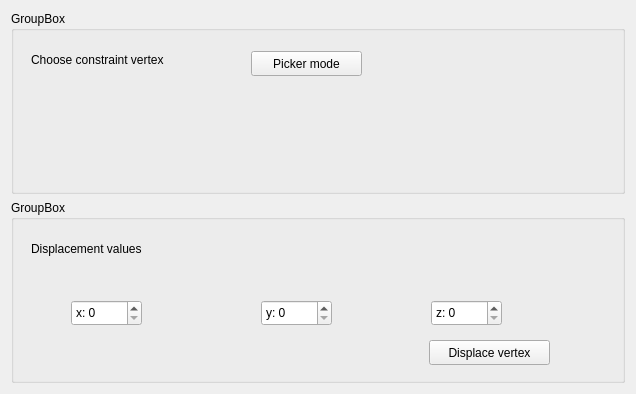
Above: Plugin-Master/MasterToolbarBase.ui from a2mont/master-thesis before the change. Below: the same form after it.
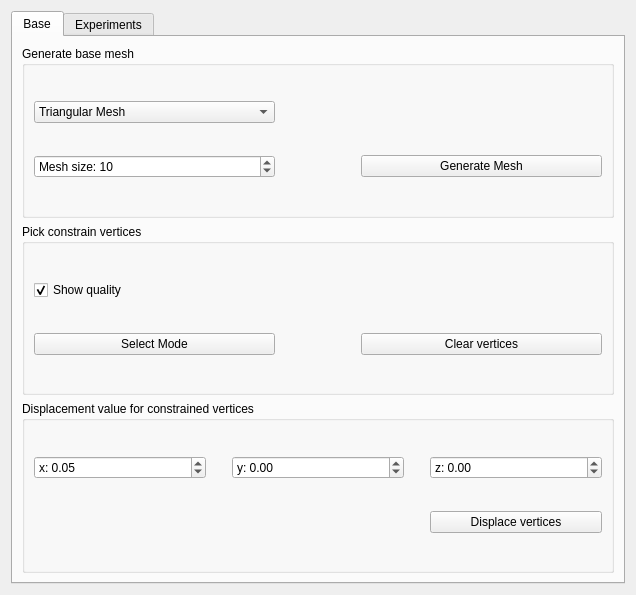
That is the form after the change.

Diff of the .ui file:
```diff
--- a/Plugin-Master/MasterToolbarBase.ui
+++ b/Plugin-Master/MasterToolbarBase.ui
@@ -7,115 +7,423 @@
     <x>0</x>
     <y>0</y>
     <width>636</width>
-    <height>394</height>
+    <height>595</height>
    </rect>
   </property>
   <property name="windowTitle">
    <string>Master Thesis</string>
   </property>
-  <layout class="QGridLayout" name="gridLayout_3">
+  <layout class="QGridLayout" name="gridLayout_8">
    <item row="0" column="0">
-    <widget class="QGroupBox" name="groupBox">
-     <property name="title">
-      <string>GroupBox</string>
+    <widget class="QTabWidget" name="tabWidget">
+     <property name="currentIndex">
+      <number>0</number>
      </property>
-     <widget class="QLabel" name="label">
-      <property name="geometry">
-       <rect>
-        <x>20</x>
-        <y>40</y>
-        <width>181</width>
-        <height>17</height>
-       </rect>
-      </property>
-      <property name="text">
-       <string>Choose constraint vertex</string>
-      </property>
+     <widget class="QWidget" name="tab_Base">
+      <attribute name="title">
+       <string>Base</string>
+      </attribute>
+      <layout class="QGridLayout" name="gridLayout_3">
+       <item row="0" column="0">
+        <layout class="QGridLayout" name="gridLayout">
+         <item row="0" column="0">
+          <widget class="QGroupBox" name="Mesh_generation">
+           <property name="title">
+            <string>Generate base mesh</string>
+           </property>
+           <layout class="QHBoxLayout" name="horizontalLayout_2">
+            <item>
+             <layout class="QGridLayout" name="gridLayout_2">
+              <item row="0" column="0">
+               <widget class="QComboBox" name="meshType">
+                <item>
+                 <property name="text">
+                  <string>Triangular Mesh</string>
+                 </property>
+                </item>
+                <item>
+                 <property name="text">
+                  <string>Tetrahedral Mesh</string>
+                 </property>
+                </item>
+               </widget>
+              </item>
+              <item row="1" column="0">
+               <widget class="QSpinBox" name="meshDimension">
+                <property name="prefix">
+                 <string>Mesh size: </string>
+                </property>
+                <property name="minimum">
+                 <number>2</number>
+                </property>
+                <property name="maximum">
+                 <number>15</number>
+                </property>
+                <property name="value">
+                 <number>10</number>
+                </property>
+               </widget>
+              </item>
+              <item row="1" column="2">
+               <widget class="QPushButton" name="generateButton">
+                <property name="text">
+                 <string>Generate Mesh</string>
+                </property>
+               </widget>
+              </item>
+              <item row="1" column="1">
+               <spacer name="horizontalSpacer">
+                <property name="orientation">
+                 <enum>Qt::Horizontal</enum>
+                </property>
+                <property name="sizeType">
+                 <enum>QSizePolicy::Fixed</enum>
+                </property>
+                <property name="sizeHint" stdset="0">
+                 <size>
+                  <width>80</width>
+                  <height>20</height>
+                 </size>
+                </property>
+               </spacer>
+              </item>
+             </layout>
+            </item>
+           </layout>
+          </widget>
+         </item>
+         <item row="1" column="0">
+          <widget class="QGroupBox" name="groupBox_2">
+           <property name="title">
+            <string>Pick constrain vertices</string>
+           </property>
+           <layout class="QHBoxLayout" name="horizontalLayout_3">
+            <item>
+             <layout class="QGridLayout" name="gridLayout_4">
+              <item row="0" column="0">
+               <widget class="QCheckBox" name="showQualityCheckbox">
+                <property name="text">
+                 <string>Show quality</string>
+                </property>
+                <property name="checked">
+                 <bool>true</bool>
+                </property>
+               </widget>
+              </item>
+              <item row="1" column="2">
+               <widget class="QPushButton" name="clearButton">
+                <property name="text">
+                 <string>Clear vertices</string>
+                </property>
+               </widget>
+              </item>
+              <item row="1" column="0">
+               <widget class="QPushButton" name="selectButton">
+                <property name="text">
+                 <string>Select Mode</string>
+                </property>
+                <property name="checkable">
+                 <bool>true</bool>
+                </property>
+                <property name="checked">
+                 <bool>false</bool>
+                </property>
+               </widget>
+              </item>
+              <item row="1" column="1">
+               <spacer name="horizontalSpacer_2">
+                <property name="orientation">
+                 <enum>Qt::Horizontal</enum>
+                </property>
+                <property name="sizeType">
+                 <enum>QSizePolicy::Fixed</enum>
+                </property>
+                <property name="sizeHint" stdset="0">
+                 <size>
+                  <width>80</width>
+                  <height>20</height>
+                 </size>
+                </property>
+               </spacer>
+              </item>
+             </layout>
+            </item>
+           </layout>
+          </widget>
+         </item>
+         <item row="2" column="0">
+          <widget class="QGroupBox" name="groupBox_3">
+           <property name="title">
+            <string>Displacement value for constrained vertices</string>
+           </property>
+           <layout class="QHBoxLayout" name="horizontalLayout_4">
+            <item>
+             <layout class="QGridLayout" name="gridLayout_5">
+              <item row="0" column="1">
+               <spacer name="horizontalSpacer_3">
+                <property name="orientation">
+                 <enum>Qt::Horizontal</enum>
+                </property>
+                <property name="sizeType">
+                 <enum>QSizePolicy::Fixed</enum>
+                </property>
+                <property name="sizeHint" stdset="0">
+                 <size>
+                  <width>20</width>
+                  <height>20</height>
+                 </size>
+                </property>
+               </spacer>
+              </item>
+              <item row="0" column="4">
+               <widget class="QDoubleSpinBox" name="displacementZ">
+                <property name="prefix">
+                 <string>z: </string>
+                </property>
+                <property name="minimum">
+                 <double>-2.000000000000000</double>
+                </property>
+                <property name="maximum">
+                 <double>2.000000000000000</double>
+                </property>
+                <property name="singleStep">
+                 <double>0.010000000000000</double>
+                </property>
+               </widget>
+              </item>
+              <item row="1" column="4">
+               <widget class="QPushButton" name="displaceButton">
+                <property name="text">
+                 <string>Displace vertices</string>
+                </property>
+               </widget>
+              </item>
+              <item row="0" column="2">
+               <widget class="QDoubleSpinBox" name="displacementY">
+                <property name="prefix">
+                 <string>y: </string>
+                </property>
+                <property name="minimum">
+                 <double>-2.000000000000000</double>
+                </property>
+                <property name="maximum">
+                 <double>2.000000000000000</double>
+                </property>
+                <property name="singleStep">
+                 <double>0.010000000000000</double>
+                </property>
+               </widget>
+              </item>
+              <item row="0" column="0">
+               <widget class="QDoubleSpinBox" name="displacementX">
+                <property name="prefix">
+                 <string>x: </string>
+                </property>
+                <property name="minimum">
+                 <double>-2.000000000000000</double>
+                </property>
+                <property name="maximum">
+                 <double>2.000000000000000</double>
+                </property>
+                <property name="singleStep">
+                 <double>0.010000000000000</double>
+                </property>
+                <property name="value">
+                 <double>0.050000000000000</double>
+                </property>
+               </widget>
+              </item>
+              <item row="0" column="3">
+               <spacer name="horizontalSpacer_4">
+                <property name="orientation">
+                 <enum>Qt::Horizontal</enum>
+                </property>
+                <property name="sizeType">
+                 <enum>QSizePolicy::Fixed</enum>
+                </property>
+                <property name="sizeHint" stdset="0">
+                 <size>
+                  <width>20</width>
+                  <height>20</height>
+                 </size>
+                </property>
+               </spacer>
+              </item>
+             </layout>
+            </item>
+           </layout>
+          </widget>
+         </item>
+        </layout>
+       </item>
+      </layout>
      </widget>
-     <widget class="QPushButton" name="pickButton_">
-      <property name="geometry">
-       <rect>
-        <x>240</x>
-        <y>40</y>
-        <width>111</width>
-        <height>25</height>
-       </rect>
-      </property>
-      <property name="text">
-       <string>Picker mode</string>
-      </property>
-     </widget>
-    </widget>
-   </item>
-   <item row="1" column="0">
-    <widget class="QGroupBox" name="groupBox_2">
-     <property name="title">
-      <string>GroupBox</string>
-     </property>
-     <widget class="QLabel" name="label_2">
-      <property name="geometry">
-       <rect>
-        <x>20</x>
-        <y>40</y>
-        <width>211</width>
-        <height>17</height>
-       </rect>
-      </property>
-      <property name="text">
-       <string>Displacement values</string>
-      </property>
-     </widget>
-     <widget class="QSpinBox" name="spinBox">
-      <property name="geometry">
-       <rect>
-        <x>60</x>
-        <y>100</y>
-        <width>71</width>
-        <height>26</height>
-       </rect>
-      </property>
-      <property name="prefix">
-       <string>x: </string>
-      </property>
-     </widget>
-     <widget class="QSpinBox" name="spinBox_2">
-      <property name="geometry">
-       <rect>
-        <x>250</x>
-        <y>100</y>
-        <width>71</width>
-        <height>26</height>
-       </rect>
-      </property>
-      <property name="prefix">
-       <string>y: </string>
-      </property>
-     </widget>
-     <widget class="QSpinBox" name="spinBox_3">
-      <property name="geometry">
-       <rect>
-        <x>420</x>
-        <y>100</y>
-        <width>71</width>
-        <height>26</height>
-       </rect>
-      </property>
-      <property name="prefix">
-       <string>z: </string>
-      </property>
-     </widget>
-     <widget class="QPushButton" name="pushButton_2">
-      <property name="geometry">
-       <rect>
-        <x>418</x>
-        <y>140</y>
-        <width>121</width>
-        <height>25</height>
-       </rect>
-      </property>
-      <property name="text">
-       <string>Displace vertex</string>
-      </property>
+     <widget class="QWidget" name="Tab_Experiments">
+      <attribute name="title">
+       <string>Experiments</string>
+      </attribute>
+      <layout class="QGridLayout" name="gridLayout_10">
+       <item row="0" column="0">
+        <layout class="QGridLayout" name="gridLayout_6">
+         <item row="0" column="0">
+          <widget class="QTabWidget" name="tabWidget_2">
+           <property name="sizePolicy">
+            <sizepolicy hsizetype="Expanding" vsizetype="Minimum">
+             <horstretch>0</horstretch>
+             <verstretch>0</verstretch>
+            </sizepolicy>
+           </property>
+           <property name="currentIndex">
+            <number>0</number>
+           </property>
+           <widget class="QWidget" name="tab_2D">
+            <attribute name="title">
+             <string>2D</string>
+            </attribute>
+            <layout class="QHBoxLayout" name="horizontalLayout_5">
+             <item>
+              <layout class="QHBoxLayout" name="horizontalLayout">
+               <item>
+                <widget class="QComboBox" name="experiment2D">
+                 <item>
+                  <property name="text">
+                   <string>Bend</string>
+                  </property>
+                 </item>
+                 <item>
+                  <property name="text">
+                   <string>Compress</string>
+                  </property>
+                 </item>
+                 <item>
+                  <property name="text">
+                   <string>Strech</string>
+                  </property>
+                 </item>
+                </widget>
+               </item>
+              </layout>
+             </item>
+            </layout>
+           </widget>
+           <widget class="QWidget" name="tab_3D">
+            <attribute name="title">
+             <string>3D</string>
+            </attribute>
+            <layout class="QVBoxLayout" name="verticalLayout">
+             <item>
+              <layout class="QHBoxLayout" name="horizontalLayout_6">
+               <item>
+                <widget class="QComboBox" name="experiment3D">
+                 <item>
+                  <property name="text">
+                   <string>Test</string>
+                  </property>
+                 </item>
+                </widget>
+               </item>
+              </layout>
+             </item>
+            </layout>
+           </widget>
+          </widget>
+         </item>
+         <item row="2" column="0">
+          <widget class="QGroupBox" name="groupBox">
+           <property name="title">
+            <string>Settings</string>
+           </property>
+           <layout class="QGridLayout" name="gridLayout_7">
+            <item row="0" column="0">
+             <layout class="QGridLayout" name="gridLayout_9">
+              <item row="0" column="3">
+               <widget class="QDoubleSpinBox" name="pauseSpinBox">
+                <property name="prefix">
+                 <string>Pause between steps: </string>
+                </property>
+                <property name="suffix">
+                 <string> s</string>
+                </property>
+                <property name="maximum">
+                 <double>1.500000000000000</double>
+                </property>
+                <property name="singleStep">
+                 <double>0.100000000000000</double>
+                </property>
+                <property name="value">
+                 <double>0.500000000000000</double>
+                </property>
+               </widget>
+              </item>
+              <item row="0" column="2">
+               <spacer name="horizontalSpacer_5">
+                <property name="orientation">
+                 <enum>Qt::Horizontal</enum>
+                </property>
+                <property name="sizeType">
+                 <enum>QSizePolicy::Fixed</enum>
+                </property>
+                <property name="sizeHint" stdset="0">
+                 <size>
+                  <width>40</width>
+                  <height>20</height>
+                 </size>
+                </property>
+               </spacer>
+              </item>
+              <item row="0" column="0">
+               <widget class="QSpinBox" name="timestepsSpinBox">
+                <property name="suffix">
+                 <string/>
+                </property>
+                <property name="prefix">
+                 <string>Timesteps: </string>
+                </property>
+                <property name="minimum">
+                 <number>10</number>
+                </property>
+                <property name="maximum">
+                 <number>50</number>
+                </property>
+                <property name="singleStep">
+                 <number>1</number>
+                </property>
+               </widget>
+              </item>
+             </layout>
+            </item>
+            <item row="1" column="0">
+             <widget class="QPushButton" name="beginExpButton">
+              <property name="text">
+               <string>Begin</string>
+              </property>
+              <property name="checkable">
+               <bool>true</bool>
+              </property>
+             </widget>
+            </item>
+           </layout>
+          </widget>
+         </item>
+         <item row="1" column="0">
+          <spacer name="verticalSpacer">
+           <property name="orientation">
+            <enum>Qt::Vertical</enum>
+           </property>
+           <property name="sizeType">
+            <enum>QSizePolicy::Fixed</enum>
+           </property>
+           <property name="sizeHint" stdset="0">
+            <size>
+             <width>20</width>
+             <height>80</height>
+            </size>
+           </property>
+          </spacer>
+         </item>
+        </layout>
+       </item>
+      </layout>
      </widget>
     </widget>
    </item>
```
